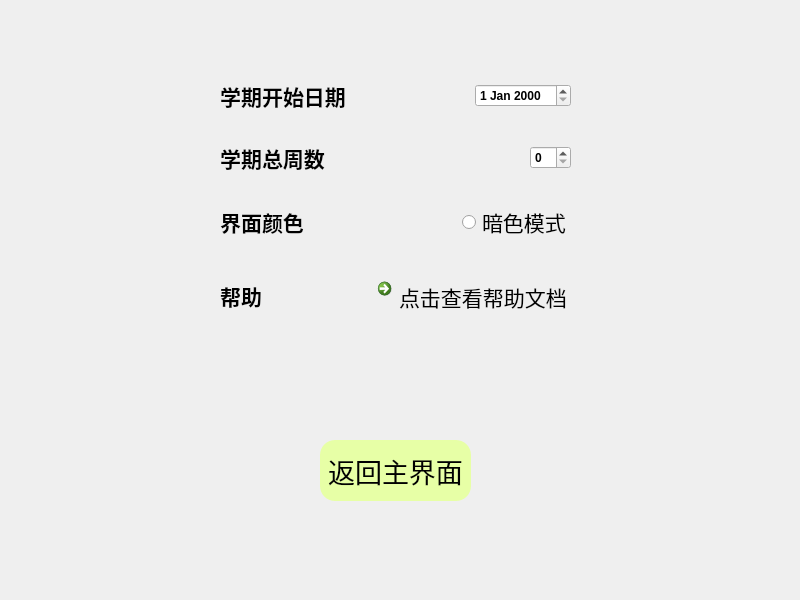
Above: Settings/widget.ui from ShiningCrevice/Qt_CXSJSXhw before the change. Below: the same form after it.
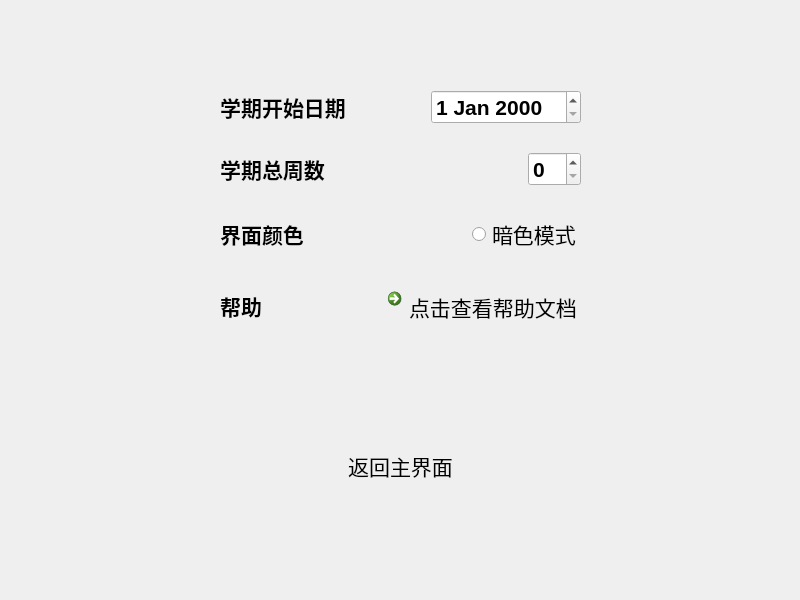
That is the form after the change.

Diff of the .ui file:
```diff
--- a/Settings/widget.ui
+++ b/Settings/widget.ui
@@ -24,6 +24,7 @@
   </property>
   <property name="font">
    <font>
+    <pointsize>16</pointsize>
     <bold>true</bold>
    </font>
   </property>
@@ -36,16 +37,16 @@
   <widget class="QPushButton" name="backButton">
    <property name="geometry">
     <rect>
-     <x>320</x>
+     <x>330</x>
      <y>440</y>
-     <width>151</width>
-     <height>61</height>
+     <width>141</width>
+     <height>51</height>
     </rect>
    </property>
    <property name="font">
     <font>
      <family>华文中宋</family>
-     <pointsize>20</pointsize>
+     <pointsize>16</pointsize>
      <italic>false</italic>
      <bold>false</bold>
     </font>
@@ -54,9 +55,13 @@
     <bool>false</bool>
    </property>
    <property name="styleSheet">
-    <string notr="true">font: 20pt &quot;华文中宋&quot;;
+    <string notr="true">font: 16pt &quot;华文中宋&quot;;
 color: rgb(0, 0, 0);
-background-color: rgb(231, 255, 166);
+background-color: qlineargradient(spread:pad,  x1:0, x2:0, y1:0, y2:1,  
+                                      stop: 0 rgb(209, 255, 202),
+                                      stop: 0.495 rgb(170, 255, 127),
+                                      stop: 0.505 rgb(170, 255, 127), 
+                                      stop: 1 rgb(209, 255, 202));
 border-radius: 15px;</string>
    </property>
    <property name="text">
@@ -67,8 +72,8 @@
    <property name="geometry">
     <rect>
      <x>220</x>
-     <y>80</y>
-     <width>351</width>
+     <y>90</y>
+     <width>361</width>
      <height>241</height>
     </rect>
    </property>
@@ -80,6 +85,7 @@
         <property name="font">
          <font>
           <family>华文中宋</family>
+          <pointsize>16</pointsize>
           <bold>true</bold>
          </font>
         </property>
@@ -129,6 +135,7 @@
         <property name="font">
          <font>
           <family>华文中宋</family>
+          <pointsize>16</pointsize>
           <bold>true</bold>
          </font>
         </property>
```
